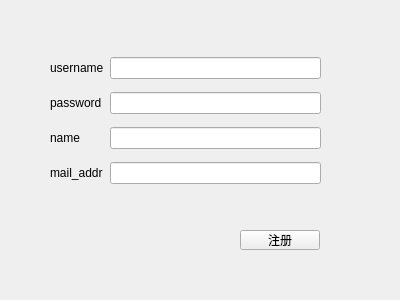
This is src_client/registerfirstuser.ui in RebeccaPan/Train_Ticket as Qt 5 draws it before an edit. The edited form follows.
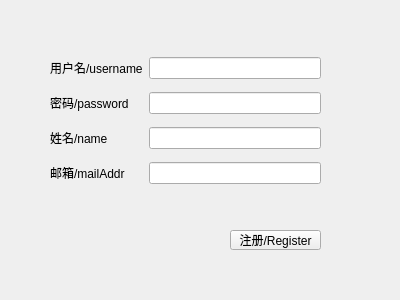
This is the edited form.

```diff
--- a/src_client/registerfirstuser.ui
+++ b/src_client/registerfirstuser.ui
@@ -16,14 +16,14 @@
   <widget class="QPushButton" name="do_register">
    <property name="geometry">
     <rect>
-     <x>240</x>
+     <x>230</x>
      <y>230</y>
-     <width>80</width>
+     <width>91</width>
      <height>20</height>
     </rect>
    </property>
    <property name="text">
-    <string>注册</string>
+    <string>注册/Register</string>
    </property>
   </widget>
   <widget class="QWidget" name="gridLayoutWidget">
@@ -37,26 +37,30 @@
    </property>
    <layout class="QGridLayout" name="gridLayout">
     <item row="0" column="1">
-     <widget class="QLineEdit" name="username_inputbox"/>
+     <widget class="QLineEdit" name="username_inputbox">
+      <property name="text">
+       <string/>
+      </property>
+     </widget>
     </item>
     <item row="0" column="0">
      <widget class="QLabel" name="label">
       <property name="text">
-       <string>username</string>
+       <string>用户名/username</string>
       </property>
      </widget>
     </item>
     <item row="3" column="0">
      <widget class="QLabel" name="label_4">
       <property name="text">
-       <string>mail_addr</string>
+       <string>邮箱/mailAddr</string>
       </property>
      </widget>
     </item>
     <item row="2" column="0">
      <widget class="QLabel" name="label_3">
       <property name="text">
-       <string>name</string>
+       <string>姓名/name</string>
       </property>
      </widget>
     </item>
@@ -66,7 +70,7 @@
     <item row="1" column="0">
      <widget class="QLabel" name="label_2">
       <property name="text">
-       <string>password</string>
+       <string>密码/password</string>
       </property>
      </widget>
     </item>
```
Left out of the diff: 2 changed lines with no effect on the pictures.
